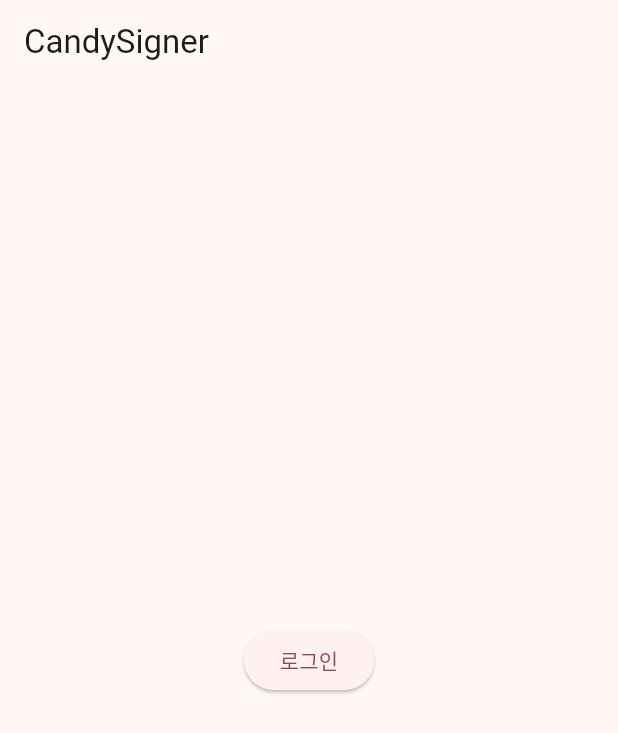
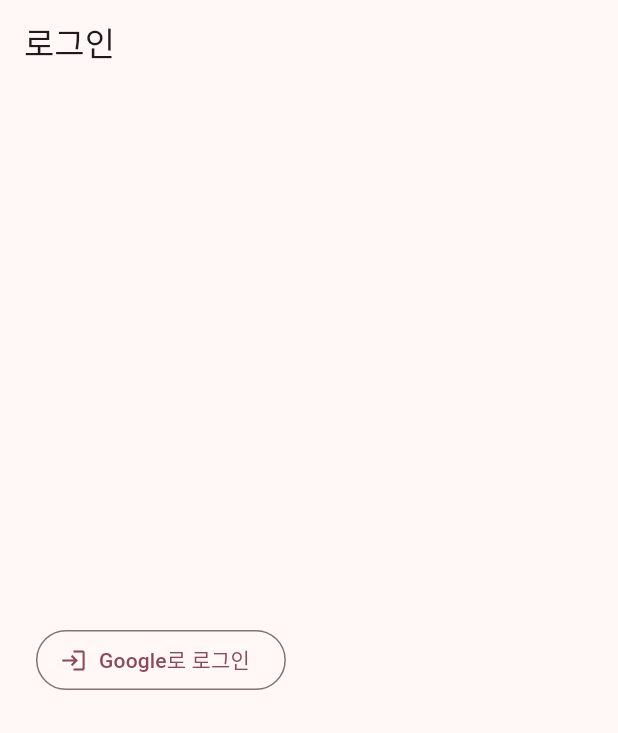
Before and after one commit to jeemh/candysigner, a Flutter app: the ContactMenuPage screen opened directly, after a tap on the "logout" icon, on a phone screen of 412 x 824 dp. Shown: the top 733 px of the screen. Run offline on Flutter 3.47's test engine with Material 3 defaults, Android fonts, the phone set to English and light mode, and no system bars; our stand-ins replace flutter_secure_storage, google_sign_in, lottie; accounts and stored records are empty.

Commit message:
feat: 로그인페이지 간소화.

```diff
--- a/lib/main.dart
+++ b/lib/main.dart
@@ -1,6 +1,5 @@
 import 'package:flutter/material.dart';
 import 'pages/login_page.dart';
-import 'pages/register_page.dart';
 import 'pages/contact_menu_page.dart';
 import 'package:provider/provider.dart';
 import 'providers/auth_provider.dart';
@@ -21,33 +20,7 @@ class MyApp extends StatelessWidget {
     return MaterialApp(
       debugShowCheckedModeBanner: false,
       theme: ThemeData(useMaterial3: true, colorSchemeSeed: Colors.pink),
-      home: auth.isLoggedIn ? const ContactMenuPage() : const StartPage(),
+      home: auth.isLoggedIn ? const ContactMenuPage() : const LoginPage(),
     );
   }
 }
-
-class StartPage extends StatelessWidget {
-  const StartPage({super.key});
-
-  @override
-  Widget build(BuildContext context) {
-    return Scaffold(
-      appBar: AppBar(title: const Text('CandySigner')),
-      body: Center(
-        child: Column(
-          mainAxisAlignment: MainAxisAlignment.center,
-          children: [
-            ElevatedButton(
-              onPressed:
-                  () => Navigator.push(
-                    context,
-                    MaterialPageRoute(builder: (_) => const LoginPage()),
-                  ),
-              child: const Text('로그인'),
-            ),
-          ],
-        ),
-      ),
-    );
-  }
-}
--- a/lib/pages/contact_menu_page.dart
+++ b/lib/pages/contact_menu_page.dart
@@ -2,7 +2,7 @@ import 'package:candysigner/models/user.dart';
 import 'package:flutter/material.dart';
 import 'package:provider/provider.dart';
 import '../providers/auth_provider.dart';
-import '../main.dart';
+import 'login_page.dart';
 import 'contact_register_page.dart';
 import '../services/api_service.dart';
 import '../models/contact.dart';
@@ -219,7 +219,7 @@ class _ContactMenuPageState extends State<ContactMenuPage> {
             onPressed: () {
               context.read<AuthProvider>().logout();
               Navigator.of(context).pushAndRemoveUntil(
-                MaterialPageRoute(builder: (_) => const StartPage()),
+                MaterialPageRoute(builder: (_) => const LoginPage()),
                 (route) => false,
               );
             },
```
